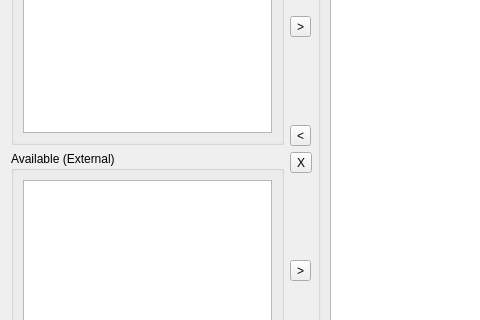
This is scripts/customBadges/badges.ui in Bluscream/pyTSon_plugins as Qt 5 draws it before an edit; both pictures show x 0 to 480 and y 143 to 463 of the 603 by 544 pixel window. The edited form follows.
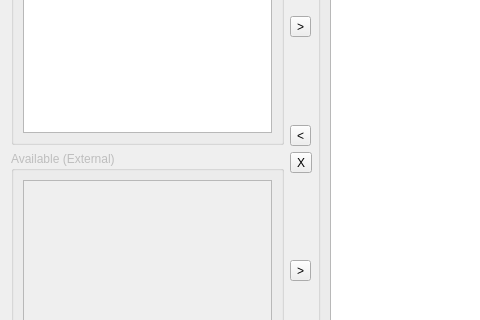
This is the edited form.

```diff
--- a/scripts/customBadges/badges.ui
+++ b/scripts/customBadges/badges.ui
@@ -90,7 +90,7 @@
        <item>
         <widget class="QGroupBox" name="grp_available_ext">
          <property name="enabled">
-          <bool>true</bool>
+          <bool>false</bool>
          </property>
          <property name="title">
           <string>Available (External)</string>
```
Left out of the diff: 3 changed lines with no effect on the pictures.
